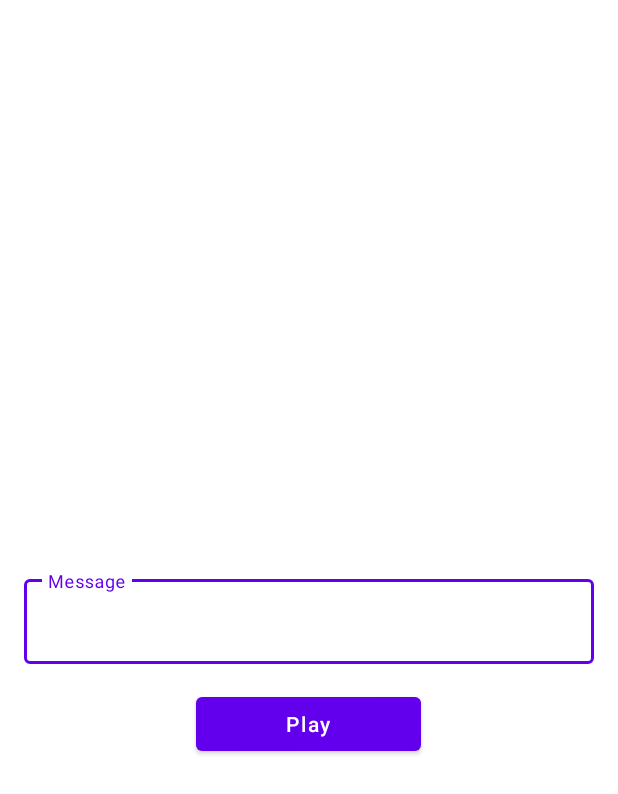
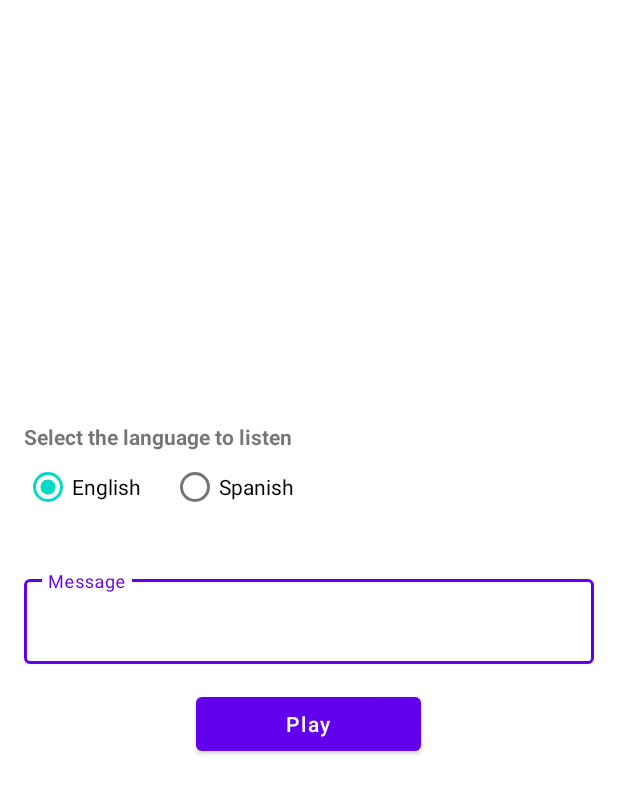
Before and after one commit to GaboRohez/TextToSpeach, an Android app: the layout activity_main.xml on its own in the app's theme, with its tools: preview values and no code run, on a phone screen of 412 x 824 dp. Shown: the top 794 px of the screen. Run offline under Robolectric (Android 15) with nearby library versions, the phone set to English and light mode, and no system bars.

Commit message:
add language and speed to speak

```diff
--- a/app/src/main/res/layout/activity_main.xml
+++ b/app/src/main/res/layout/activity_main.xml
@@ -5,6 +5,44 @@
     android:layout_height="match_parent"
     tools:context=".MainActivity">
 
+
+    <LinearLayout
+        android:layout_margin="16dp"
+        android:layout_width="wrap_content"
+        android:layout_height="wrap_content"
+        android:layout_above="@+id/tilMessage"
+        android:layout_marginBottom="20dp"
+        android:orientation="vertical">
+
+        <TextView
+            android:textStyle="bold"
+            android:layout_width="wrap_content"
+            android:layout_height="wrap_content"
+            android:text="@string/select_the_language" />
+
+        <RadioGroup
+            android:id="@+id/radioGroup"
+            android:layout_width="wrap_content"
+            android:layout_height="wrap_content"
+            android:orientation="horizontal">
+
+            <RadioButton
+                android:id="@+id/radioEnglish"
+                android:checked="true"
+                android:layout_width="wrap_content"
+                android:layout_height="wrap_content"
+                android:layout_marginEnd="20dp"
+                android:text="@string/english" />
+
+            <RadioButton
+                android:id="@+id/radioSpanish"
+                android:layout_width="wrap_content"
+                android:layout_height="wrap_content"
+                android:text="@string/spanish" />
+
+        </RadioGroup>
+
+    </LinearLayout>
 
     <com.google.android.material.textfield.TextInputLayout
         android:id="@+id/tilMessage"
--- a/app/src/main/res/values/strings.xml
+++ b/app/src/main/res/values/strings.xml
@@ -6,4 +6,8 @@
     <string name="accept">Accept</string>
     <string name="success">Success</string>
     <string name="no_available">No Available</string>
+    <string name="english">English</string>
+    <string name="spanish">Spanish</string>
+    <string name="select_the_language">Select the language to listen</string>
+    <string name="warning_message">First you need to enter a text</string>
 </resources>
```
Also changed, not shown: app/src/main/java/gaborohez/texttospeach/MainActivity.kt (+38 -15 lines).
